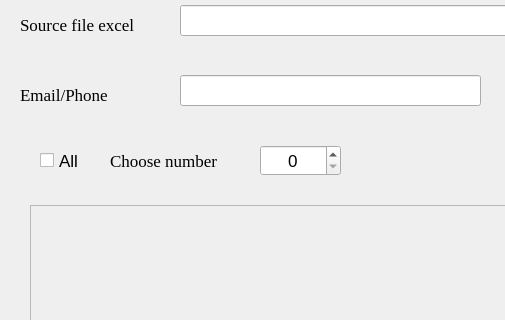
Qt form formMain.ui (HoangLT2603/ToolAutoLikeFB) before a commit; both pictures show x 0 to 505 and y 115 to 435 of the 849 by 848 pixel window.
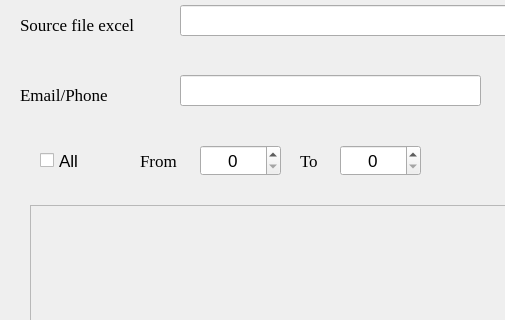
The same form after that commit.

```diff
--- a/formMain.ui
+++ b/formMain.ui
@@ -95,7 +95,7 @@
    <widget class="QSpinBox" name="spb_number">
     <property name="geometry">
      <rect>
-      <x>260</x>
+      <x>200</x>
       <y>260</y>
       <width>81</width>
       <height>31</height>
@@ -110,7 +110,7 @@
      <set>Qt::AlignCenter</set>
     </property>
     <property name="maximum">
-     <number>100</number>
+     <number>5000</number>
     </property>
     <property name="value">
      <number>0</number>
@@ -215,9 +215,9 @@
    <widget class="QLabel" name="label_3">
     <property name="geometry">
      <rect>
-      <x>110</x>
+      <x>140</x>
       <y>260</y>
-      <width>151</width>
+      <width>51</width>
       <height>31</height>
      </rect>
     </property>
@@ -228,7 +228,7 @@
      </font>
     </property>
     <property name="text">
-     <string>Choose number</string>
+     <string>From</string>
     </property>
    </widget>
    <widget class="QLabel" name="label_4">
@@ -323,6 +323,49 @@
      <string/>
     </property>
    </widget>
+   <widget class="QSpinBox" name="spb_to">
+    <property name="geometry">
+     <rect>
+      <x>340</x>
+      <y>260</y>
+      <width>81</width>
+      <height>31</height>
+     </rect>
+    </property>
+    <property name="font">
+     <font>
+      <pointsize>13</pointsize>
+     </font>
+    </property>
+    <property name="alignment">
+     <set>Qt::AlignCenter</set>
+    </property>
+    <property name="maximum">
+     <number>500</number>
+    </property>
+    <property name="value">
+     <number>0</number>
+    </property>
+   </widget>
+   <widget class="QLabel" name="label_6">
+    <property name="geometry">
+     <rect>
+      <x>300</x>
+      <y>260</y>
+      <width>51</width>
+      <height>31</height>
+     </rect>
+    </property>
+    <property name="font">
+     <font>
+      <family>Times New Roman</family>
+      <pointsize>13</pointsize>
+     </font>
+    </property>
+    <property name="text">
+     <string>To</string>
+    </property>
+   </widget>
   </widget>
  </widget>
  <resources/>
```
Left out of the diff: 2 changed lines with no effect on the pictures.
